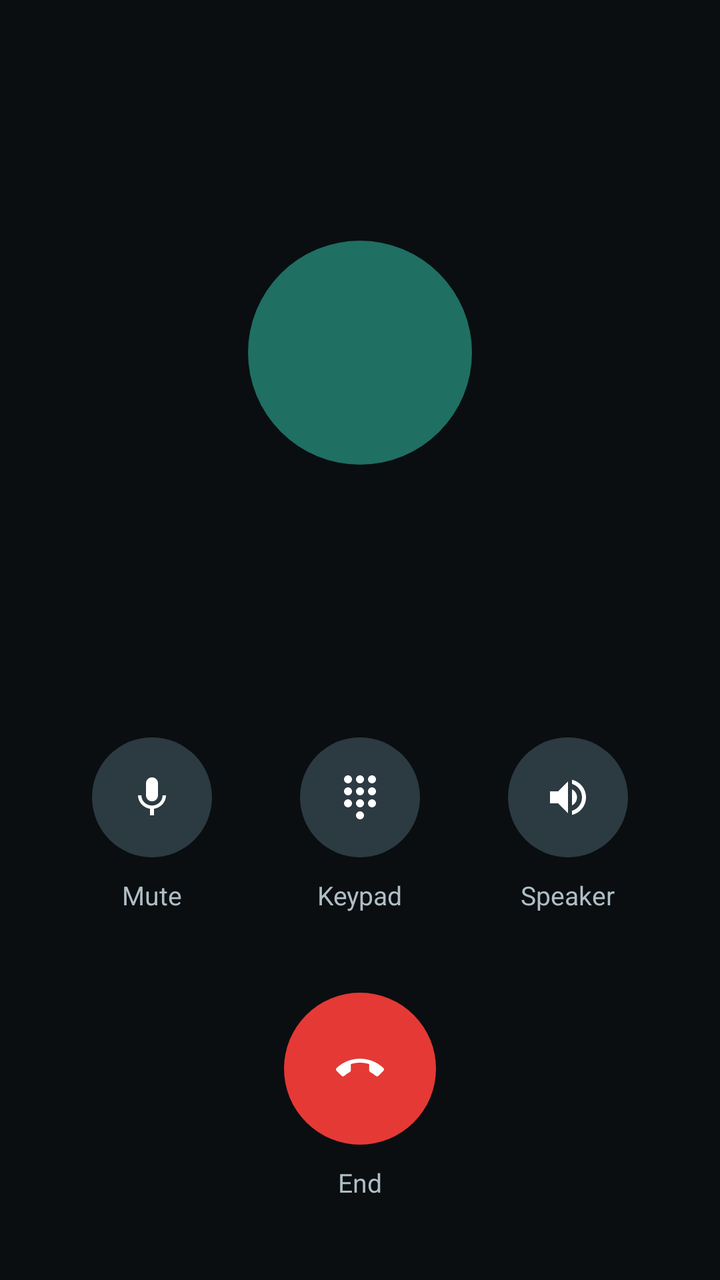
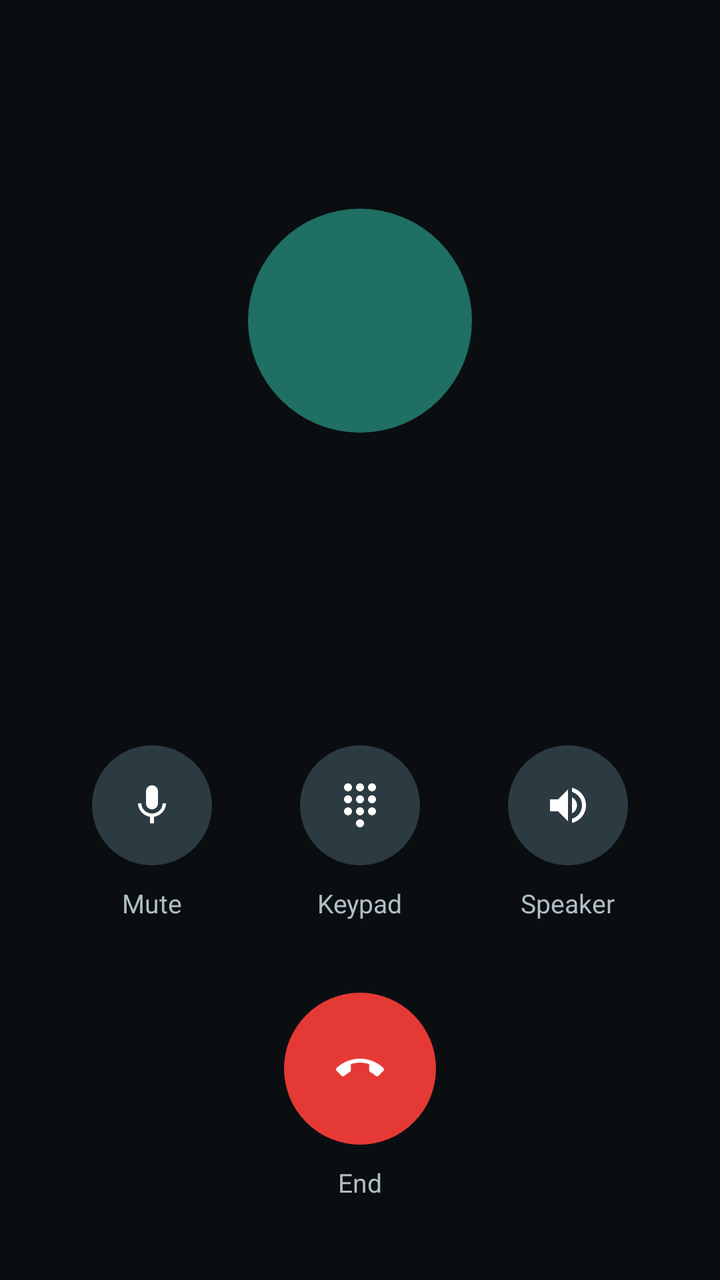

The first picture is an Android layout as it rendered before a commit; the second is the same layout after the commit. The layout source and the unified diff follow.
<!-- AndroidManifest.xml: activity theme InCallTheme -->
<!-- res/layout/activity_in_call.xml -->
<?xml version="1.0" encoding="utf-8"?>
<LinearLayout xmlns:android="http://schemas.android.com/apk/res/android"
    android:layout_width="match_parent"
    android:layout_height="match_parent"
    android:orientation="vertical"
    android:background="#0A0E11"
    android:paddingStart="24dp"
    android:paddingEnd="24dp"
    android:paddingTop="72dp"
    android:paddingBottom="40dp">

    <LinearLayout
        android:id="@+id/call_header"
        android:layout_width="match_parent"
        android:layout_height="wrap_content"
        android:orientation="vertical">

    <TextView
        android:id="@+id/call_status"
        android:layout_width="match_parent"
        android:layout_height="wrap_content"
        android:gravity="center"
        android:textColor="#4DB6AC"
        android:textSize="15sp"
        android:letterSpacing="0.12"
        android:textAllCaps="true"/>

    
    <FrameLayout
        android:layout_width="112dp"
        android:layout_height="112dp"
        android:layout_gravity="center_horizontal"
        android:layout_marginTop="28dp">

        <TextView
            android:id="@+id/call_initials"
            android:layout_width="match_parent"
            android:layout_height="match_parent"
            android:background="@drawable/bg_circle_avatar"
            android:gravity="center"
            android:textColor="#FFFFFF"
            android:textSize="40sp"/>

        <ImageView
            android:id="@+id/call_photo"
            android:layout_width="match_parent"
            android:layout_height="match_parent"
            android:scaleType="centerCrop"
            android:visibility="gone"
            android:contentDescription="@null"/>
    </FrameLayout>

    <TextView
        android:id="@+id/call_name"
        android:layout_width="match_parent"
        android:layout_height="wrap_content"
        android:layout_marginTop="24dp"
        android:gravity="center"
        android:textColor="#FFFFFF"
        android:textSize="32sp"
        android:maxLines="2"
        android:ellipsize="end"/>

    <TextView
        android:id="@+id/call_number"
        android:layout_width="match_parent"
        android:layout_height="wrap_content"
        android:layout_marginTop="6dp"
        android:gravity="center"
        android:textColor="#90A4AE"
        android:textSize="16sp"/>

    <Chronometer
        android:id="@+id/call_timer"
        android:layout_width="match_parent"
        android:layout_height="wrap_content"
        android:layout_marginTop="10dp"
        android:gravity="center"
        android:textColor="#B0BEC5"
        android:textSize="18sp"
        android:visibility="gone"/>

    </LinearLayout>

    
    <LinearLayout
        android:id="@+id/call_keypad_panel"
        android:layout_width="match_parent"
        android:layout_height="wrap_content"
        android:orientation="vertical"
        android:visibility="gone">

        <TextView
            android:id="@+id/call_dtmf"
            android:layout_width="match_parent"
            android:layout_height="wrap_content"
            android:gravity="center"
            android:minHeight="44dp"
            android:textColor="#FFFFFF"
            android:textSize="26sp"
            android:letterSpacing="0.15"/>

        <LinearLayout style="@style/KeypadRow">
            <Button android:id="@+id/key_1" style="@style/KeypadKey" android:text="1"/>
            <Button android:id="@+id/key_2" style="@style/KeypadKey" android:text="2"/>
            <Button android:id="@+id/key_3" style="@style/KeypadKey" android:text="3"/>
        </LinearLayout>
        <LinearLayout style="@style/KeypadRow">
            <Button android:id="@+id/key_4" style="@style/KeypadKey" android:text="4"/>
            <Button android:id="@+id/key_5" style="@style/KeypadKey" android:text="5"/>
            <Button android:id="@+id/key_6" style="@style/KeypadKey" android:text="6"/>
        </LinearLayout>
        <LinearLayout style="@style/KeypadRow">
            <Button android:id="@+id/key_7" style="@style/KeypadKey" android:text="7"/>
            <Button android:id="@+id/key_8" style="@style/KeypadKey" android:text="8"/>
            <Button android:id="@+id/key_9" style="@style/KeypadKey" android:text="9"/>
        </LinearLayout>
        <LinearLayout style="@style/KeypadRow">
            <Button android:id="@+id/key_star" style="@style/KeypadKey" android:text="*"/>
            <Button android:id="@+id/key_0" style="@style/KeypadKey" android:text="0"/>
            <Button android:id="@+id/key_hash" style="@style/KeypadKey" android:text="#"/>
        </LinearLayout>

        <Button
            android:id="@+id/call_keypad_hide"
            android:layout_width="wrap_content"
            android:layout_height="wrap_content"
            android:layout_gravity="center_horizontal"
            android:layout_marginTop="8dp"
            android:text="Hide keypad"
            android:textColor="#4DB6AC"
            android:background="@android:color/transparent"/>
    </LinearLayout>

    <Space
        android:layout_width="match_parent"
        android:layout_height="0dp"
        android:layout_weight="1"/>

    
    <LinearLayout
        android:id="@+id/call_controls"
        android:layout_width="match_parent"
        android:layout_height="wrap_content"
        android:orientation="horizontal"
        android:layout_marginBottom="40dp">

        <LinearLayout style="@style/CallControlColumn">
            <ImageButton
                android:id="@+id/call_mute"
                style="@style/CallControlButton"
                android:src="@drawable/ic_mic"
                android:contentDescription="Mute"/>
            <TextView android:id="@+id/call_mute_label"
                style="@style/CallControlLabel"
                android:text="Mute"/>
        </LinearLayout>

        <LinearLayout style="@style/CallControlColumn">
            <ImageButton
                android:id="@+id/call_keypad"
                style="@style/CallControlButton"
                android:src="@drawable/ic_dialpad"
                android:contentDescription="Keypad"/>
            <TextView style="@style/CallControlLabel"
                android:text="Keypad"/>
        </LinearLayout>

        <LinearLayout style="@style/CallControlColumn">
            <ImageButton
                android:id="@+id/call_speaker"
                style="@style/CallControlButton"
                android:src="@drawable/ic_volume_up"
                android:contentDescription="Speaker"/>
            <TextView android:id="@+id/call_speaker_label"
                style="@style/CallControlLabel"
                android:text="Speaker"/>
        </LinearLayout>
    </LinearLayout>

    
    <LinearLayout
        android:id="@+id/call_reply_row"
        android:layout_width="wrap_content"
        android:layout_height="wrap_content"
        android:layout_gravity="center_horizontal"
        android:orientation="vertical"
        android:gravity="center_horizontal"
        android:layout_marginBottom="36dp"
        android:visibility="gone">

        <ImageButton
            android:id="@+id/call_reply"
            style="@style/CallControlButton"
            android:src="@drawable/ic_message"
            android:contentDescription="Reply with a message"/>
        <TextView style="@style/CallControlLabel"
            android:text="Reply"/>
    </LinearLayout>

    <LinearLayout
        android:layout_width="match_parent"
        android:layout_height="wrap_content"
        android:orientation="horizontal"
        android:gravity="center">

        <LinearLayout
            android:id="@+id/call_hangup_column"
            style="@style/CallActionColumn">
            <ImageButton
                android:id="@+id/call_hangup"
                style="@style/CallActionButton"
                android:background="@drawable/bg_circle_red"
                android:src="@drawable/ic_call_end"
                android:contentDescription="End call"/>
            <TextView android:id="@+id/call_hangup_label"
                style="@style/CallControlLabel"
                android:text="End"/>
        </LinearLayout>

        <LinearLayout
            android:id="@+id/call_answer_column"
            style="@style/CallActionColumn"
            android:visibility="gone">
            <ImageButton
                android:id="@+id/call_answer"
                style="@style/CallActionButton"
                android:background="@drawable/bg_circle_green"
                android:src="@drawable/ic_call"
                android:contentDescription="Answer"/>
            <TextView style="@style/CallControlLabel"
                android:text="Answer"/>
        </LinearLayout>
    </LinearLayout>

</LinearLayout>
<!-- resources referenced by this layout -->
<resources>
  <!-- drawable bg_circle_avatar (drawable) -->
  <?xml version="1.0" encoding="utf-8"?>
  <shape xmlns:android="http://schemas.android.com/apk/res/android"
      android:shape="oval">
      <solid android:color="#FF1F6F63"/>
  </shape>
  <!-- drawable bg_circle_green (drawable) -->
  <?xml version="1.0" encoding="utf-8"?>
  <shape xmlns:android="http://schemas.android.com/apk/res/android"
      android:shape="oval">
      <solid android:color="#FF1B9E4B"/>
  </shape>
  <!-- drawable bg_circle_red (drawable) -->
  <?xml version="1.0" encoding="utf-8"?>
  <shape xmlns:android="http://schemas.android.com/apk/res/android"
      android:shape="oval">
      <solid android:color="#FFE53935"/>
  </shape>
  <style name="KeypadRow">
          <item name="android:layout_width">match_parent</item>
          <item name="android:layout_height">wrap_content</item>
          <item name="android:orientation">horizontal</item>
      </style>
  <style name="InCallTheme" parent="@android:style/Theme.Material.NoActionBar.Fullscreen">
          <item name="android:windowBackground">@android:color/black</item>
      </style>
  <!-- drawable bg_circle_slate (drawable) -->
  <?xml version="1.0" encoding="utf-8"?>
  <shape xmlns:android="http://schemas.android.com/apk/res/android"
      android:shape="oval">
      <solid android:color="#FF2C3A41"/>
  </shape>
  <!-- unchanged entries left out for length: 12 -->
</resources>

<!-- the commit's change to res/layout/activity_in_call.xml (unified diff, before → after) -->
@@ -1,13 +1,90 @@
 <?xml version="1.0" encoding="utf-8"?>
-<LinearLayout xmlns:android="http://schemas.android.com/apk/res/android"
+<FrameLayout xmlns:android="http://schemas.android.com/apk/res/android"
     android:layout_width="match_parent"
     android:layout_height="match_parent"
-    android:orientation="vertical"
-    android:background="#0A0E11"
-    android:paddingStart="24dp"
-    android:paddingEnd="24dp"
-    android:paddingTop="72dp"
-    android:paddingBottom="40dp">
+    android:background="#0A0E11">
+
+    
+    <TextureView
+        android:id="@+id/video_remote"
+        android:layout_width="match_parent"
+        android:layout_height="match_parent"
+        android:visibility="gone"/>
+
+    
+    <TextureView
+        android:id="@+id/video_preview"
+        android:layout_width="108dp"
+        android:layout_height="144dp"
+        android:layout_gravity="top|end"
+        android:layout_marginTop="88dp"
+        android:layout_marginEnd="20dp"
+        android:visibility="gone"/>
+
+    <LinearLayout
+        android:layout_width="match_parent"
+        android:layout_height="match_parent"
+        android:orientation="vertical"
+        android:paddingStart="24dp"
+        android:paddingEnd="24dp"
+        android:paddingTop="60dp"
+        android:paddingBottom="40dp">
+
+    
+    <LinearLayout
+        android:id="@+id/call_second_strip"
+        android:layout_width="match_parent"
+        android:layout_height="wrap_content"
+        android:orientation="vertical"
+        android:background="#16212A"
+        android:padding="12dp"
+        android:layout_marginBottom="12dp"
+        android:visibility="gone">
+
+        <TextView
+            android:id="@+id/call_second_name"
+            android:layout_width="match_parent"
+            android:layout_height="wrap_content"
+            android:gravity="center"
+            android:textColor="#FFFFFF"
+            android:textSize="16sp"/>
+
+        <TextView
+            android:id="@+id/call_second_status"
+            android:layout_width="match_parent"
+            android:layout_height="wrap_content"
+            android:gravity="center"
+            android:textColor="#90A4AE"
+            android:textSize="13sp"/>
+
+        
+        <LinearLayout
+            android:id="@+id/call_waiting_actions"
+            android:layout_width="match_parent"
+            android:layout_height="wrap_content"
+            android:orientation="horizontal"
+            android:layout_marginTop="10dp"
+            android:visibility="gone">
+
+            <Button
+                android:id="@+id/call_waiting_answer"
+                style="@style/WaitingButton"
+                android:text="Hold and answer"
+                android:backgroundTint="#1B9E4B"/>
+
+            <Button
+                android:id="@+id/call_waiting_end_answer"
+                style="@style/WaitingButton"
+                android:text="End and answer"
+                android:backgroundTint="#37474F"/>
+
+            <Button
+                android:id="@+id/call_waiting_decline"
+                style="@style/WaitingButton"
+                android:text="Decline"
+                android:backgroundTint="#E53935"/>
+        </LinearLayout>
+    </LinearLayout>
 
     <LinearLayout
         android:id="@+id/call_header"
@@ -15,71 +92,71 @@
         android:layout_height="wrap_content"
         android:orientation="vertical">
 
-    <TextView
-        android:id="@+id/call_status"
-        android:layout_width="match_parent"
-        android:layout_height="wrap_content"
-        android:gravity="center"
-        android:textColor="#4DB6AC"
-        android:textSize="15sp"
-        android:letterSpacing="0.12"
-        android:textAllCaps="true"/>
-
-    
-    <FrameLayout
-        android:layout_width="112dp"
-        android:layout_height="112dp"
-        android:layout_gravity="center_horizontal"
-        android:layout_marginTop="28dp">
-
-        <TextView
-            android:id="@+id/call_initials"
-            android:layout_width="match_parent"
-            android:layout_height="match_parent"
-            android:background="@drawable/bg_circle_avatar"
+        <TextView
+            android:id="@+id/call_status"
+            android:layout_width="match_parent"
+            android:layout_height="wrap_content"
+            android:gravity="center"
+            android:textColor="#4DB6AC"
+            android:textSize="15sp"
+            android:letterSpacing="0.12"
+            android:textAllCaps="true"/>
+
+        
+        <FrameLayout
+            android:id="@+id/call_avatar"
+            android:layout_width="112dp"
+            android:layout_height="112dp"
+            android:layout_gravity="center_horizontal"
+            android:layout_marginTop="24dp">
+
+            <TextView
+                android:id="@+id/call_initials"
+                android:layout_width="match_parent"
+                android:layout_height="match_parent"
+                android:background="@drawable/bg_circle_avatar"
+                android:gravity="center"
+                android:textColor="#FFFFFF"
+                android:textSize="40sp"/>
+
+            <ImageView
+                android:id="@+id/call_photo"
+                android:layout_width="match_parent"
+                android:layout_height="match_parent"
+                android:scaleType="centerCrop"
+                android:visibility="gone"
+                android:contentDescription="@null"/>
+        </FrameLayout>
+
+        <TextView
+            android:id="@+id/call_name"
+            android:layout_width="match_parent"
+            android:layout_height="wrap_content"
+            android:layout_marginTop="20dp"
             android:gravity="center"
             android:textColor="#FFFFFF"
-            android:textSize="40sp"/>
-
-        <ImageView
-            android:id="@+id/call_photo"
-            android:layout_width="match_parent"
-            android:layout_height="match_parent"
-            android:scaleType="centerCrop"
-            android:visibility="gone"
-            android:contentDescription="@null"/>
-    </FrameLayout>
-
-    <TextView
-        android:id="@+id/call_name"
-        android:layout_width="match_parent"
-        android:layout_height="wrap_content"
-        android:layout_marginTop="24dp"
-        android:gravity="center"
-        android:textColor="#FFFFFF"
-        android:textSize="32sp"
-        android:maxLines="2"
-        android:ellipsize="end"/>
-
-    <TextView
-        android:id="@+id/call_number"
-        android:layout_width="match_parent"
-        android:layout_height="wrap_content"
-        android:layout_marginTop="6dp"
-        android:gravity="center"
-        android:textColor="#90A4AE"
-        android:textSize="16sp"/>
-
-    <Chronometer
-        android:id="@+id/call_timer"
-        android:layout_width="match_parent"
-        android:layout_height="wrap_content"
-        android:layout_marginTop="10dp"
-        android:gravity="center"
-        android:textColor="#B0BEC5"
-        android:textSize="18sp"
-        android:visibility="gone"/>
-
+            android:textSize="30sp"
+            android:maxLines="2"
+            android:ellipsize="end"/>
+
+        <TextView
+            android:id="@+id/call_number"
+            android:layout_width="match_parent"
+            android:layout_height="wrap_content"
+            android:layout_marginTop="6dp"
+            android:gravity="center"
+            android:textColor="#90A4AE"
+            android:textSize="16sp"/>
+
+        <Chronometer
+            android:id="@+id/call_timer"
+            android:layout_width="match_parent"
+            android:layout_height="wrap_content"
+            android:layout_marginTop="10dp"
+            android:gravity="center"
+            android:textColor="#B0BEC5"
+            android:textSize="18sp"
+            android:visibility="gone"/>
     </LinearLayout>
 
     
@@ -139,11 +216,63 @@
 
     
     <LinearLayout
+        android:id="@+id/call_controls_extra"
+        android:layout_width="match_parent"
+        android:layout_height="wrap_content"
+        android:orientation="horizontal"
+        android:layout_marginBottom="24dp"
+        android:visibility="gone">
+
+        <LinearLayout android:id="@+id/call_hold_column" style="@style/CallControlColumn">
+            <ImageButton
+                android:id="@+id/call_hold"
+                style="@style/CallControlButton"
+                android:src="@drawable/ic_pause"
+                android:contentDescription="Hold"/>
+            <TextView android:id="@+id/call_hold_label"
+                style="@style/CallControlLabel"
+                android:text="Hold"/>
+        </LinearLayout>
+
+        <LinearLayout android:id="@+id/call_merge_column" style="@style/CallControlColumn">
+            <ImageButton
+                android:id="@+id/call_merge"
+                style="@style/CallControlButton"
+                android:src="@drawable/ic_call_merge"
+                android:contentDescription="Merge calls"/>
+            <TextView style="@style/CallControlLabel"
+                android:text="Merge"/>
+        </LinearLayout>
+
+        <LinearLayout android:id="@+id/call_swap_column" style="@style/CallControlColumn">
+            <ImageButton
+                android:id="@+id/call_swap"
+                style="@style/CallControlButton"
+                android:src="@drawable/ic_swap_calls"
+                android:contentDescription="Swap calls"/>
+            <TextView style="@style/CallControlLabel"
+                android:text="Swap"/>
+        </LinearLayout>
+
+        <LinearLayout android:id="@+id/call_video_column" style="@style/CallControlColumn">
+            <ImageButton
+                android:id="@+id/call_video"
+                style="@style/CallControlButton"
+                android:src="@drawable/ic_videocam"
+                android:contentDescription="Video"/>
+            <TextView android:id="@+id/call_video_label"
+                style="@style/CallControlLabel"
+                android:text="Video"/>
+        </LinearLayout>
+    </LinearLayout>
+
+    
+    <LinearLayout
         android:id="@+id/call_controls"
         android:layout_width="match_parent"
         android:layout_height="wrap_content"
         android:orientation="horizontal"
-        android:layout_marginBottom="40dp">
+        android:layout_marginBottom="36dp">
 
         <LinearLayout style="@style/CallControlColumn">
             <ImageButton
@@ -233,4 +362,5 @@
         </LinearLayout>
     </LinearLayout>
 
-</LinearLayout>
+    </LinearLayout>
+</FrameLayout>
<!-- resource entries referenced after the edit -->
@@ -18,10 +18,69 @@
       android:shape="oval">
       <solid android:color="#FFE53935"/>
   </shape>
+  <!-- drawable ic_call_merge (drawable) -->
+  <?xml version="1.0" encoding="utf-8"?>
+  <vector xmlns:android="http://schemas.android.com/apk/res/android"
+      android:width="24dp"
+      android:height="24dp"
+      android:viewportWidth="24"
+      android:viewportHeight="24"
+      android:tint="#FFFFFF">
+      <path
+          android:fillColor="@android:color/white"
+          android:pathData="M17,20.41L18.41,19 15,15.59 13.59,17 17,20.41zM7.5,8H11v5.59L5.59,19 7,20.41l6,-6V8h3.5L12,3.5 7.5,8z"/>
+  </vector>
+  <!-- drawable ic_pause (drawable) -->
+  <?xml version="1.0" encoding="utf-8"?>
+  <vector xmlns:android="http://schemas.android.com/apk/res/android"
+      android:width="24dp"
+      android:height="24dp"
+      android:viewportWidth="24"
+      android:viewportHeight="24"
+      android:tint="#FFFFFF">
+      <path
+          android:fillColor="@android:color/white"
+          android:pathData="M6,19h4V5H6v14zM14,5v14h4V5h-4z"/>
+  </vector>
+  <!-- drawable ic_swap_calls (drawable) -->
+  <?xml version="1.0" encoding="utf-8"?>
+  <vector xmlns:android="http://schemas.android.com/apk/res/android"
+      android:width="24dp"
+      android:height="24dp"
+      android:viewportWidth="24"
+      android:viewportHeight="24"
+      android:tint="#FFFFFF">
+      <path
+          android:fillColor="@android:color/white"
+          android:pathData="M18,4l-4,4h3v7c0,1.1 -0.9,2 -2,2s-2,-0.9 -2,-2V8c0,-2.21 -1.79,-4 -4,-4S5,5.79 5,8v7H2l4,4 4,-4H7V8c0,-1.1 0.9,-2 2,-2s2,0.9 2,2v7c0,2.21 1.79,4 4,4s4,-1.79 4,-4V8h3l-4,-4z"/>
+  </vector>
+  <!-- drawable ic_videocam (drawable) -->
+  <?xml version="1.0" encoding="utf-8"?>
+  <vector xmlns:android="http://schemas.android.com/apk/res/android"
+      android:width="24dp"
+      android:height="24dp"
+      android:viewportWidth="24"
+      android:viewportHeight="24"
+      android:tint="#FFFFFF">
+      <path
+          android:fillColor="@android:color/white"
+          android:pathData="M17,10.5V7c0,-0.55 -0.45,-1 -1,-1H4c-0.55,0 -1,0.45 -1,1v10c0,0.55 0.45,1 1,1h12c0.55,0 1,-0.45 1,-1v-3.5l4,4v-11l-4,4z"/>
+  </vector>
   <style name="KeypadRow">
           <item name="android:layout_width">match_parent</item>
           <item name="android:layout_height">wrap_content</item>
           <item name="android:orientation">horizontal</item>
+      </style>
+  <style name="WaitingButton">
+          <item name="android:layout_width">0dp</item>
+          <item name="android:layout_height">wrap_content</item>
+          <item name="android:layout_weight">1</item>
+          <item name="android:layout_marginStart">3dp</item>
+          <item name="android:layout_marginEnd">3dp</item>
+          <item name="android:paddingStart">2dp</item>
+          <item name="android:paddingEnd">2dp</item>
+          <item name="android:textSize">11sp</item>
+          <item name="android:textColor">#FFFFFF</item>
       </style>
   <style name="InCallTheme" parent="@android:style/Theme.Material.NoActionBar.Fullscreen">
           <item name="android:windowBackground">@android:color/black</item>
